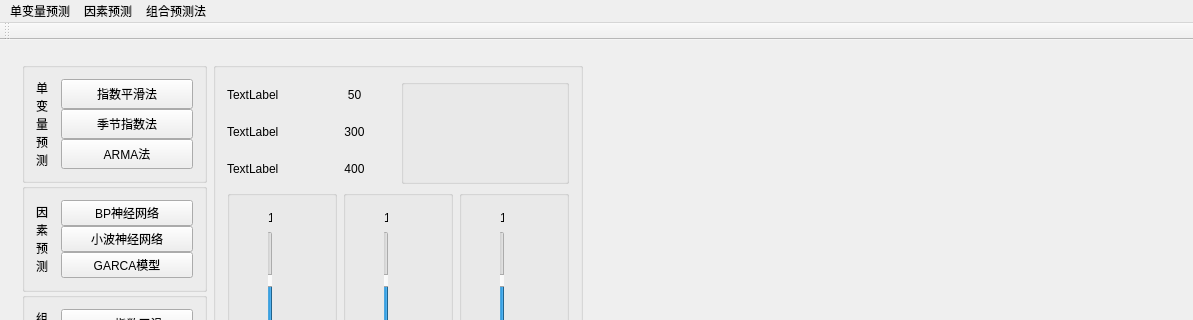
The window that project/project.ui (nullptru/DataVisulization) describes before a commit, drawn with Qt 5; both pictures show x 0 to 1193 and y 0 to 320 of the 1193 by 790 pixel window.
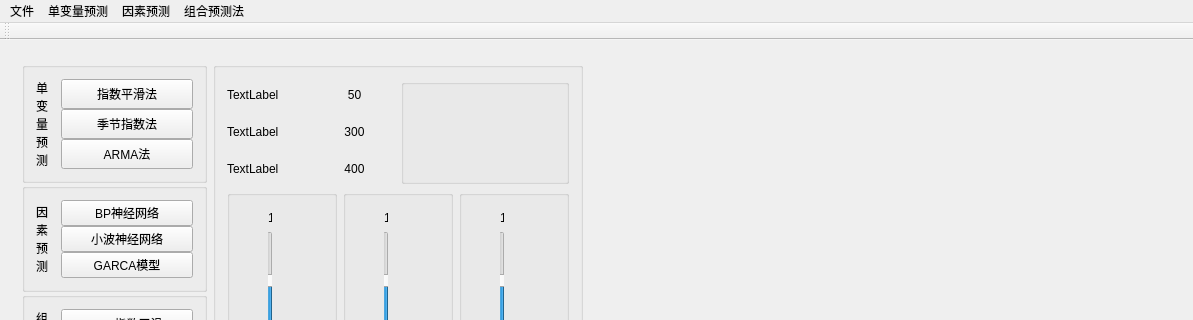
The same window after the commit. Custom widgets are drawn as their Qt base class.

Patch:
```diff
--- a/project/project.ui
+++ b/project/project.ui
@@ -577,7 +577,7 @@
      <x>0</x>
      <y>0</y>
      <width>1193</width>
-     <height>26</height>
+     <height>23</height>
     </rect>
    </property>
    <widget class="QMenu" name="menu">
@@ -604,6 +604,13 @@
     <addaction name="action32"/>
     <addaction name="action33"/>
    </widget>
+   <widget class="QMenu" name="menu_4">
+    <property name="title">
+     <string>文件</string>
+    </property>
+    <addaction name="actionopen"/>
+   </widget>
+   <addaction name="menu_4"/>
    <addaction name="menu"/>
    <addaction name="menu_2"/>
    <addaction name="menu_3"/>
```
Left out of the diff: 5 changed lines with no effect on the pictures.
